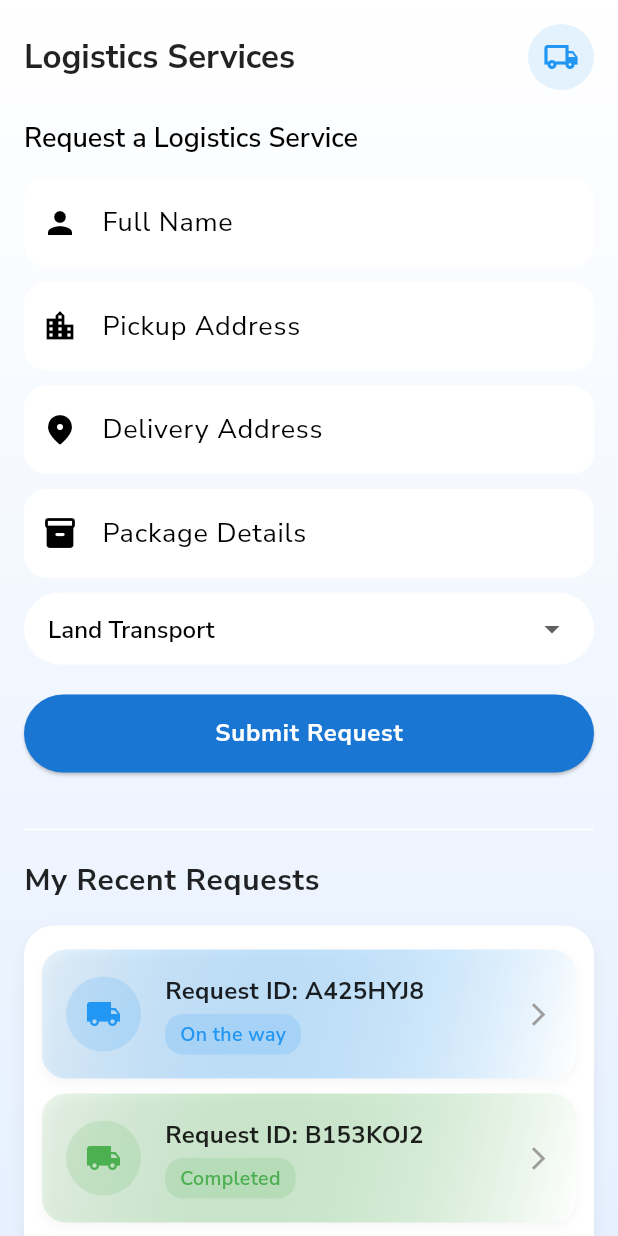
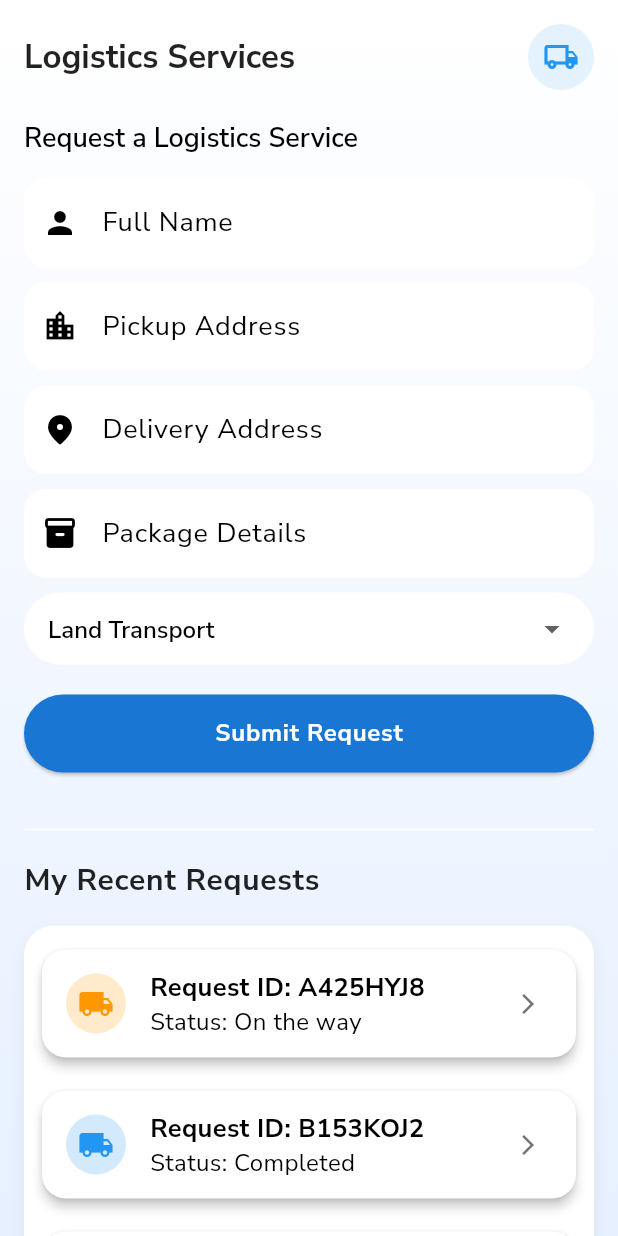
Before and after one commit to chrisokoriedev/vera_test, a Flutter app: the LogisticsScreen screen opened directly, on a phone screen of 412 x 824 dp. Run offline on Flutter 3.47's test engine with Material 3 defaults, Android fonts, the phone set to English and light mode, and no system bars; our stand-ins replace google_fonts, lottie, water_drop_nav_bar.

Commit message:
Just some Updates

```diff
--- a/lib/Logistics/logistics_screen.dart
+++ b/lib/Logistics/logistics_screen.dart
@@ -259,53 +259,6 @@ class _LogisticsScreenState extends State<LogisticsScreen> {
 }
 
 // Recent request list
-// class RequestCard extends StatelessWidget {
-//   final String id;
-//   final String status;
-//   final Color color;
-//
-//   const RequestCard({
-//     super.key,
-//     required this.id,
-//     required this.status,
-//     required this.color,
-//   });
-//
-//   @override
-//   Widget build(BuildContext context) {
-//     return Card(
-//       margin: const EdgeInsets.only(bottom: 12),
-//       shape: RoundedRectangleBorder(borderRadius: BorderRadius.circular(16)),
-//       elevation: 3,
-//       child: ListTile(
-//         leading: CircleAvatar(
-//           backgroundColor: color.withOpacity(0.2),
-//           child: Icon(Icons.local_shipping, color: color),
-//         ),
-//         title: Text(
-//           "Request ID: $id",
-//           style: Theme.of(context).textTheme.bodyMedium?.copyWith(
-//             fontWeight: FontWeight.bold,
-//             color: Colors.black,
-//             fontSize: 17,
-//           ),
-//         ),
-//         subtitle: Text(
-//           "Status: $status",
-//           style: Theme.of(
-//             context,
-//           ).textTheme.bodyMedium?.copyWith(color: Colors.black),
-//         ),
-//         trailing: Icon(
-//           Icons.arrow_forward_ios,
-//           size: 16,
-//           color: Colors.grey.shade600,
-//         ),
-//       ),
-//     );
-//   }
-// }
-
 class RequestCard extends StatelessWidget {
   final String id;
   final String status;
@@ -318,83 +271,35 @@ class RequestCard extends StatelessWidget {
     required this.color,
   });
 
-  Color getStatusColor(String status) {
-    switch (status) {
-      case 'Completed':
-        return Colors.green;
-      case 'Pending':
-        return Colors.amber.shade700;
-      case 'On the way':
-        return Colors.blue;
-      default:
-        return Colors.grey;
-    }
-  }
-
   @override
   Widget build(BuildContext context) {
-    final Color statusColor = getStatusColor(status);
-
-    return Container(
-      decoration: BoxDecoration(
-        gradient: LinearGradient(
-          colors: [statusColor.withOpacity(0.1), Colors.white],
-          begin: Alignment.topLeft,
-          end: Alignment.bottomRight,
-        ),
-        borderRadius: BorderRadius.circular(16),
-        boxShadow: [
-          BoxShadow(
-            color: Colors.grey.withOpacity(0.1),
-            blurRadius: 6,
-            offset: const Offset(0, 3),
-          ),
-        ],
-      ),
+    return Card(
+      margin: const EdgeInsets.only(bottom: 12),
+      shape: RoundedRectangleBorder(borderRadius: BorderRadius.circular(16)),
+      elevation: 3,
       child: ListTile(
-        contentPadding: const EdgeInsets.symmetric(horizontal: 16, vertical: 8),
         leading: CircleAvatar(
-          radius: 25,
-          backgroundColor: statusColor.withOpacity(0.15),
-          child: Icon(Icons.local_shipping, color: statusColor),
+          backgroundColor: color.withOpacity(0.2),
+          child: Icon(Icons.local_shipping, color: color),
         ),
         title: Text(
           "Request ID: $id",
           style: Theme.of(context).textTheme.bodyMedium?.copyWith(
             fontWeight: FontWeight.bold,
-            color: Colors.black87,
-            fontSize: 16,
+            color: Colors.black,
+            fontSize: 17,
           ),
         ),
-        subtitle: Padding(
-          padding: const EdgeInsets.only(top: 4),
-          child: Row(
-            children: [
-              Container(
-                padding: const EdgeInsets.symmetric(
-                  horizontal: 10,
-                  vertical: 4,
-                ),
-                decoration: BoxDecoration(
-                  color: statusColor.withOpacity(0.15),
-                  borderRadius: BorderRadius.circular(12),
-                ),
-                child: Text(
-                  status,
-                  style: TextStyle(
-                    color: statusColor,
-                    fontWeight: FontWeight.w600,
-                    fontSize: 13,
-                  ),
-                ),
-              ),
-            ],
-          ),
+        subtitle: Text(
+          "Status: $status",
+          style: Theme.of(
+            context,
+          ).textTheme.bodyMedium?.copyWith(color: Colors.black),
         ),
-        trailing: const Icon(
+        trailing: Icon(
           Icons.arrow_forward_ios,
-          size: 18,
-          color: Colors.grey,
+          size: 16,
+          color: Colors.grey.shade600,
         ),
       ),
     );
```
Also changed, not shown: lib/Home/home_screen.dart (+11 -5 lines), lib/Training/training_screen.dart (+104 -88 lines).
